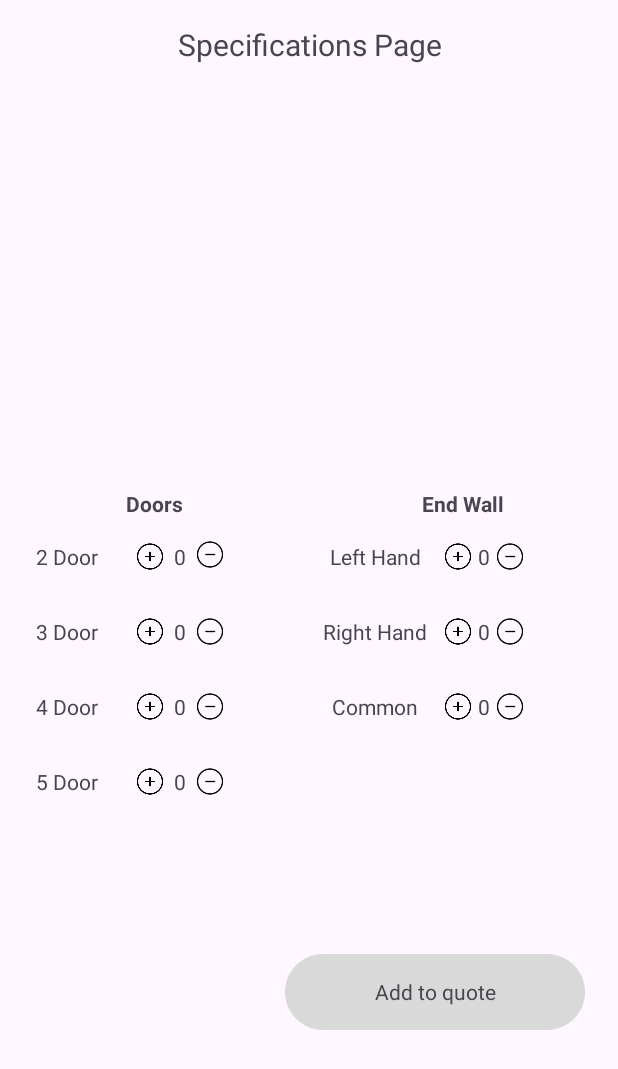
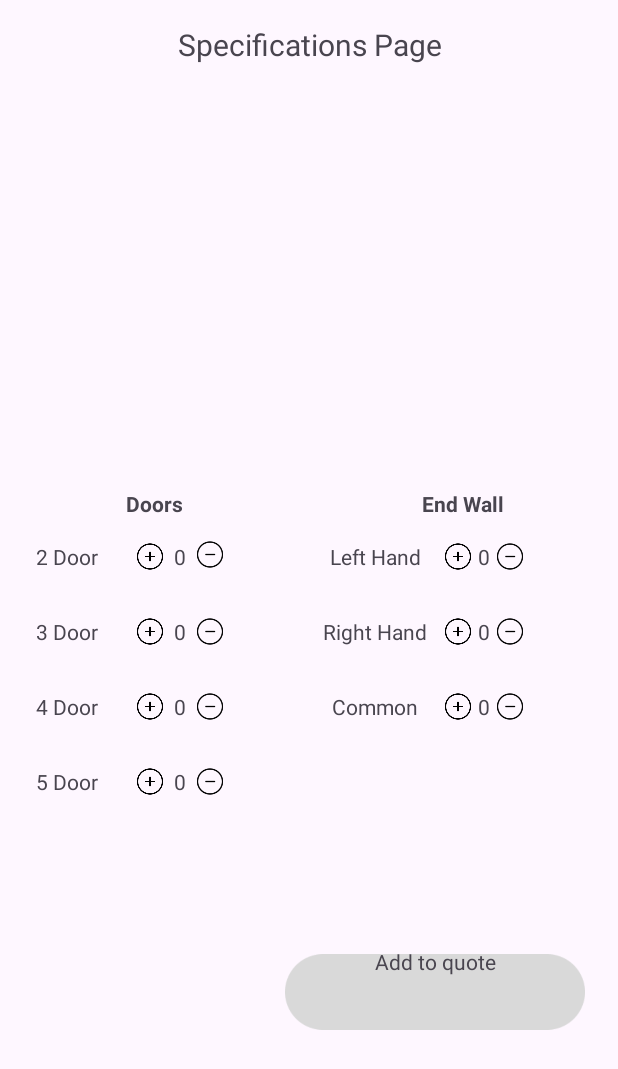
Before and after one commit to Farris02/HussmanCase, an Android app: the layout activity_specifications.xml on its own in the app's theme, with its tools: preview values and no code run, on a phone screen of 412 x 824 dp. Shown: the top 1069 px of the screen. Run offline under Robolectric (Android 15) with nearby library versions, the phone set to English and light mode, and no system bars.

Commit message:
New stuff

```diff
--- a/app/src/main/res/layout/activity_specifications.xml
+++ b/app/src/main/res/layout/activity_specifications.xml
@@ -306,7 +306,7 @@
         android:layout_height="wrap_content"
         android:layout_below="@id/fourth_title"
         android:layout_marginStart="250dp"
-        android:layout_marginTop="90dp"
+        android:layout_marginTop="70dp"
         android:text="Add to quote" />
 
 </RelativeLayout>
```
